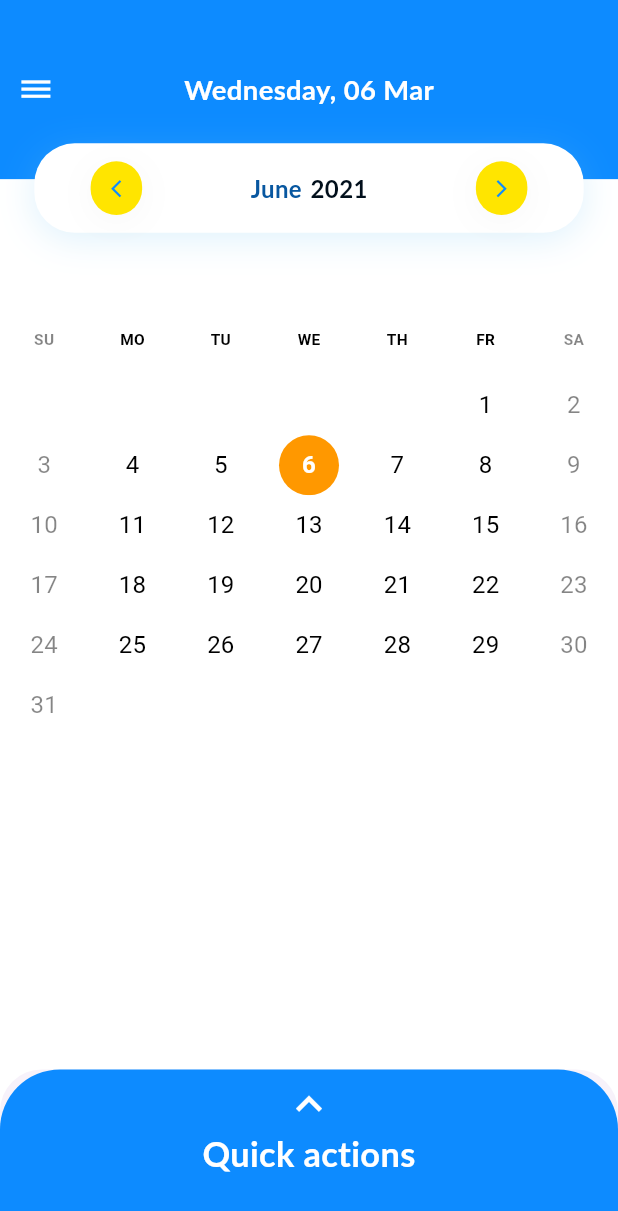
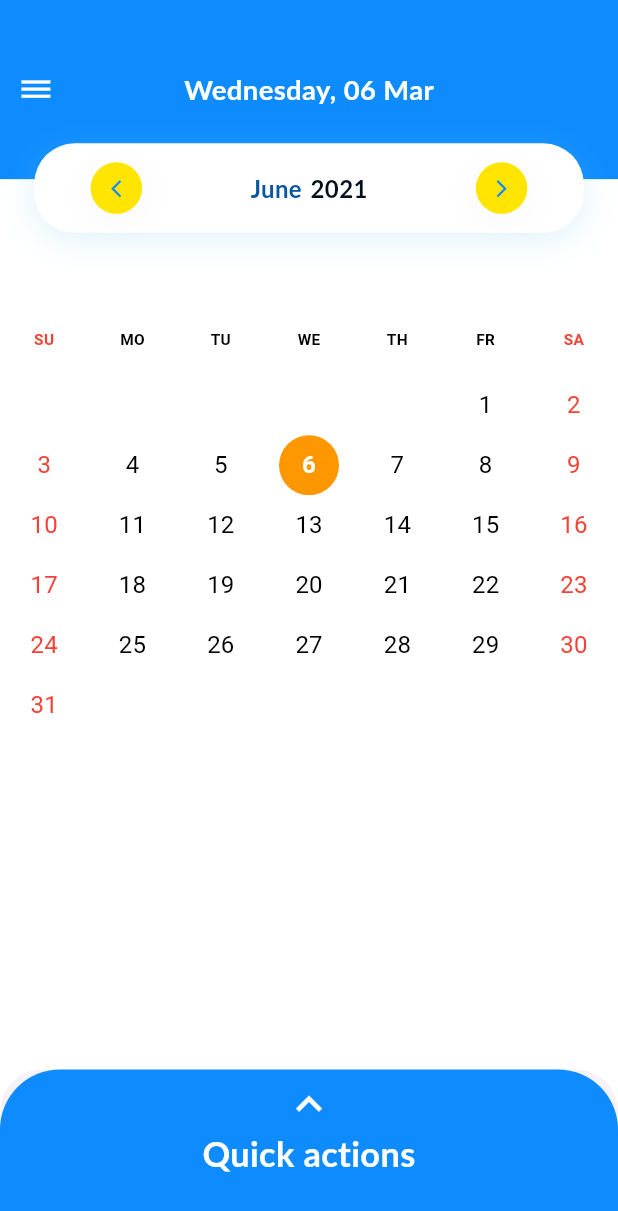
Before and after one commit to phongvtVHEC/cleaning_duty_project, a Flutter app: the HomeScreen screen opened by its route, on a phone screen of 412 x 824 dp. Shown: the top 1211 px of the screen. Run offline on Flutter 3.47's test engine with Material 3 defaults, Android fonts, the phone set to English and light mode, and no system bars; our stand-ins replace dio, equatable, flutter_bloc, flutter_dotenv, flutter_native_splash, flutter_screenutil and 5 more; accounts and stored records are empty; Roboto replaces fonts that are missing (DM Sans, Lato).

Commit message:
edit calendar weekend color

```diff
--- a/lib/feature/widget/Calendar/package/calendar_page.dart
+++ b/lib/feature/widget/Calendar/package/calendar_page.dart
@@ -155,8 +155,9 @@ class CalendarState extends State<Calendar>
                       style: widget.textStyleWeekDay!.copyWith(
                           color: widget.weekendOpacityEnable
                               ? index == 0 || index == 6
-                                  ? widget.textStyleWeekDay!.color!
-                                      .withOpacity(widget.weekendOpacity)
+                                  // ? widget.textStyleWeekDay!.color!
+                                  //     .withOpacity(widget.weekendOpacity)
+                                  ? Colors.red
                                   : widget.textStyleWeekDay!.color
                               : null),
                     ),
--- a/lib/feature/widget/Calendar/package/widgets/calendar_widget.dart
+++ b/lib/feature/widget/Calendar/package/widgets/calendar_widget.dart
@@ -82,9 +82,10 @@ class _CalendarWidgetState extends State<CalendarWidget> {
                                     : widget.weekendOpacityEnable! &&
                                             day.isWeekend
                                         ? widget.textStyleDays!.copyWith(
-                                            color: widget.textStyleDays!.color!
-                                                .withOpacity(
-                                                    widget.weekendOpacity!))
+                                            // color: widget.textStyleDays!.color!
+                                            //     .withOpacity(
+                                            //         widget.weekendOpacity!))
+                                            color: Colors.red)
                                         : widget.textStyleDays,
                                 activeColor: widget.activeColor,
                                 backgroundColor: widget.backgroundColor,
--- a/lib/feature/widget/DateBar/common_button_date_circle.dart
+++ b/lib/feature/widget/DateBar/common_button_date_circle.dart
@@ -1,6 +1,5 @@
 import 'package:flutter/material.dart';
 import 'package:flutter_screenutil/flutter_screenutil.dart';
-
 import 'package:cleaning_duty_project/core/colors/app_color.dart';
 
 class CommonButtonDateCircle extends StatelessWidget {
@@ -25,7 +24,7 @@ class CommonButtonDateCircle extends StatelessWidget {
             Container(
               alignment: Alignment.center,
               width: 30.w,
-              height: 30.h,
+              height: 30.w,
               decoration: ShapeDecoration(
                 color: AppColor.colorButtonCircleDate,
                 shape: RoundedRectangleBorder(
```
